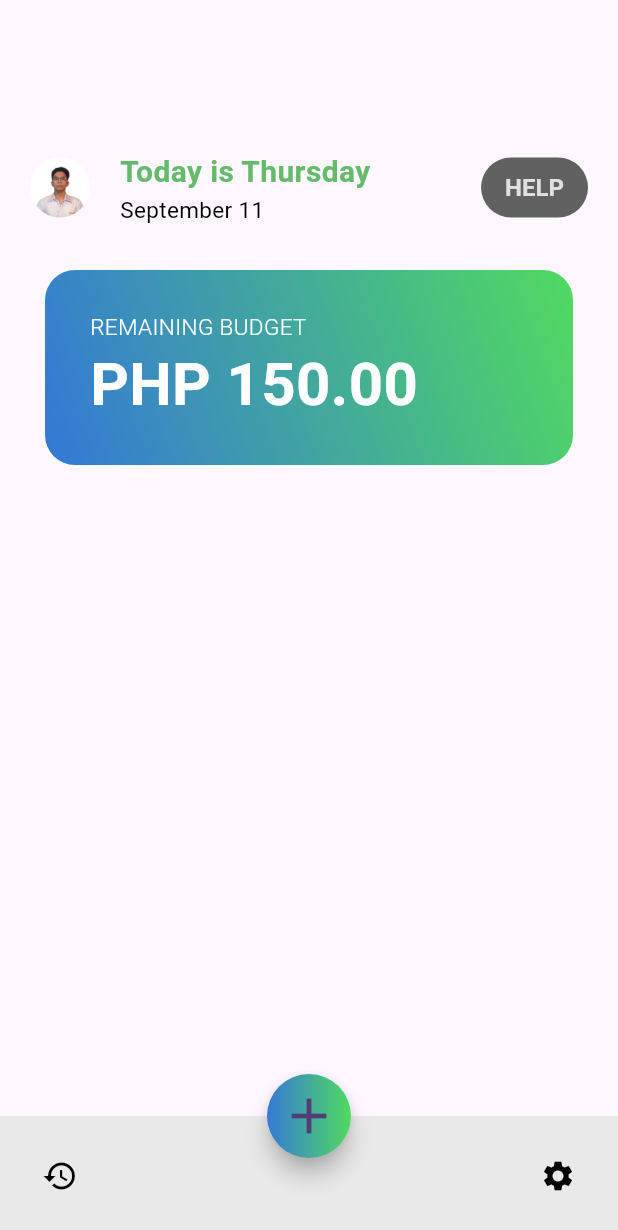
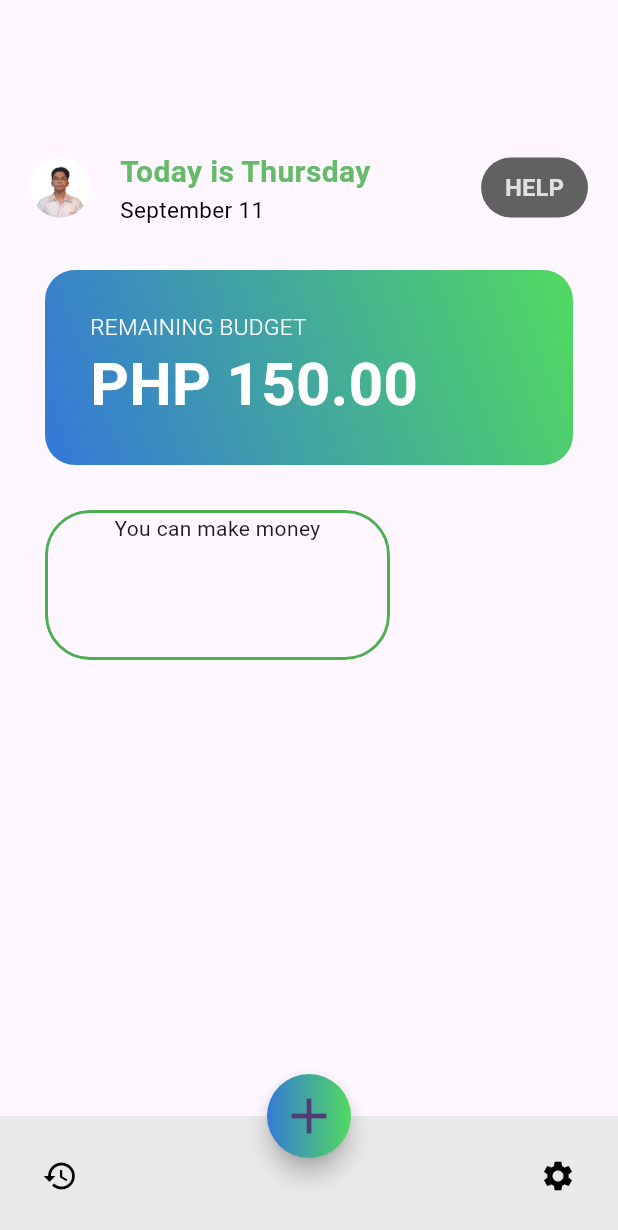
Before and after one commit to Yebione/badyet, a Flutter app: the screen it shows after launch, on a phone screen of 412 x 824 dp. Shown: the top 1230 px of the screen. Run offline on Flutter 3.47's test engine with Material 2 defaults, Android fonts, the phone set to English and light mode, and no system bars.

Commit message:
Added AI Tips contrainers

```diff
--- /dev/null
+++ b/lib/screens/AiTips.dart
@@ -0,0 +1,33 @@
+import 'package:flutter/material.dart';
+
+class AiTips extends StatelessWidget {
+  const AiTips({super.key});
+
+  @override
+  Widget build(BuildContext context) {
+    return Container(
+      height: 100,
+      width: 230,
+      margin: EdgeInsets.only(left: 30),
+      child: ClipRRect(
+        borderRadius: BorderRadius.circular(30),
+        child: Container(
+          color: Colors.transparent,
+          alignment: Alignment.center, // To center the content
+          child: Container(
+            height: 100,
+            width: 230,
+            decoration: BoxDecoration(
+              border: Border.all(color: Colors.green, width: 2), // Green border
+              borderRadius: BorderRadius.circular(30),
+            ),
+            child: Text (
+              """You can make money""",
+              textAlign: TextAlign.center,
+            ) ,
+          ),
+        ),
+      ),
+    );
+  }
+}
--- a/lib/screens/home.dart
+++ b/lib/screens/home.dart
@@ -1,3 +1,4 @@
+import 'package:badyet/screens/AiTips.dart';
 import 'package:badyet/screens/Header.dart';
 import 'package:badyet/screens/RemBudget.dart';
 import 'package:badyet/screens/AddButton.dart';
@@ -18,15 +19,16 @@ class badyetHome extends StatelessWidget {
             children: <Widget>[
               Header(), //for Header
               RemBudget(),
+              AiTips(),
             ],
           ),
         ),
       ),
 
-      floatingActionButton: AddExpenseButton(), // For Add Expense Button
+      floatingActionButton: AddExpenseButton(),
+      // For Add Expense Button
       floatingActionButtonLocation: FloatingActionButtonLocation.centerDocked,
       bottomNavigationBar: BottomNavbar(), // For Bottom Navigation
-
     );
   }
 }
```
